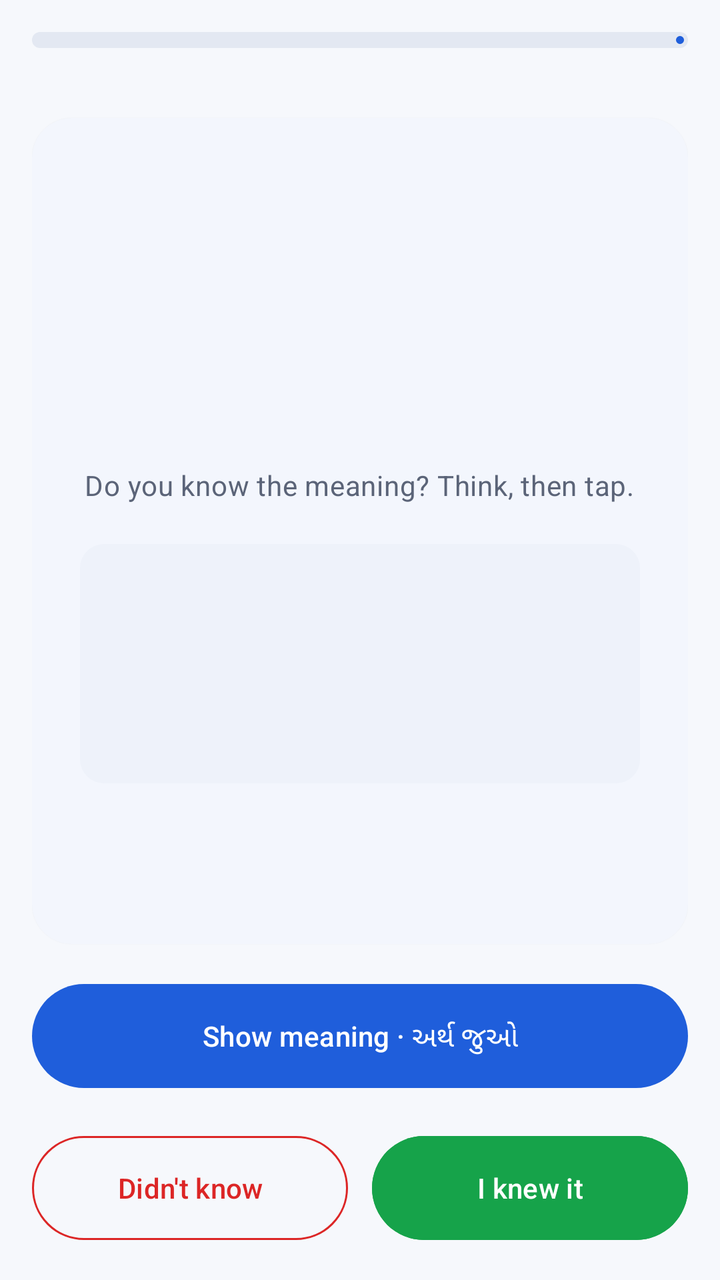
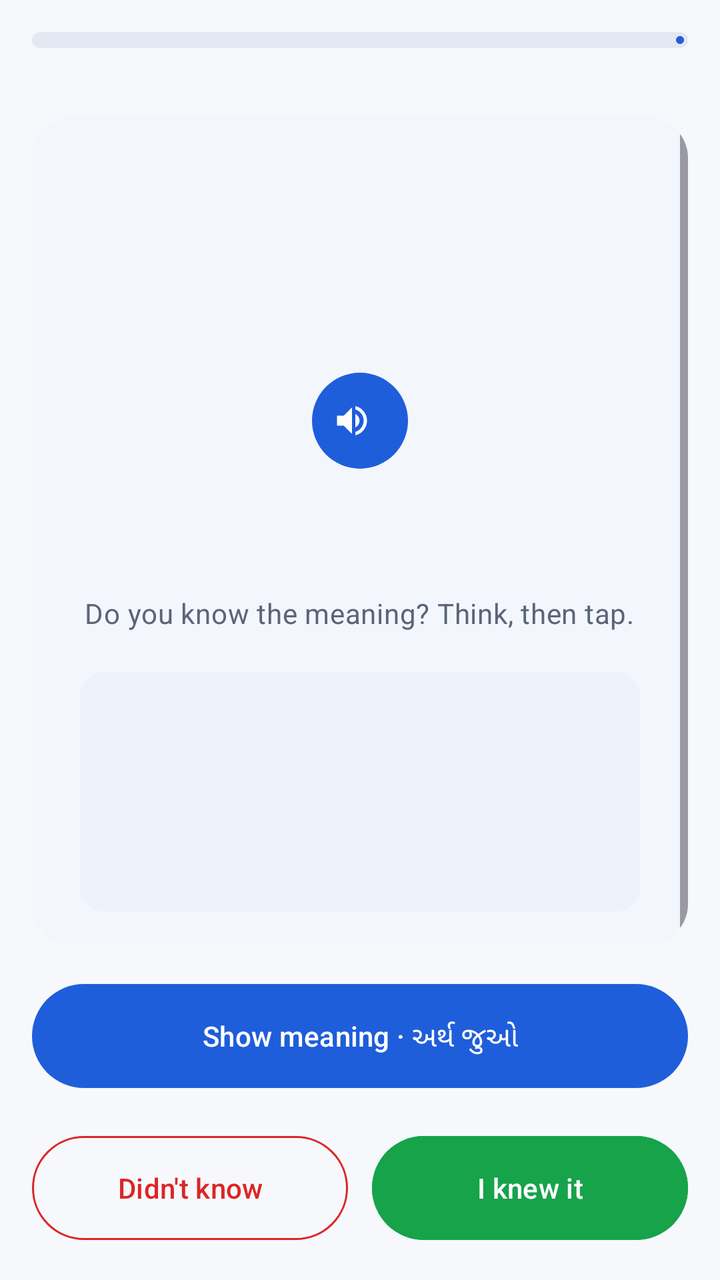

Screens rendered from an Android XML layout before and after an edit, with the pre-edit source and the edit as a unified diff.
<!-- AndroidManifest.xml: application theme Theme.IELTSReading -->
<!-- res/layout/fragment_flashcard.xml -->
<?xml version="1.0" encoding="utf-8"?>
<FrameLayout xmlns:android="http://schemas.android.com/apk/res/android"
    xmlns:app="http://schemas.android.com/apk/res-auto"
    android:layout_width="match_parent"
    android:layout_height="match_parent"
    android:padding="@dimen/screen_padding">

    <LinearLayout
        android:id="@+id/groupCard"
        android:layout_width="match_parent"
        android:layout_height="match_parent"
        android:orientation="vertical">

        <com.google.android.material.progressindicator.LinearProgressIndicator
            android:id="@+id/progress"
            android:layout_width="match_parent"
            android:layout_height="wrap_content"
            app:trackColor="@color/track"
            app:trackCornerRadius="4dp"
            app:trackThickness="8dp" />

        <TextView
            android:id="@+id/textCounter"
            android:layout_width="wrap_content"
            android:layout_height="wrap_content"
            android:layout_gravity="end"
            android:layout_marginTop="4dp"
            android:textAppearance="@style/Text.Secondary" />

        <com.google.android.material.card.MaterialCardView
            android:id="@+id/cardWord"
            android:layout_width="match_parent"
            android:layout_height="0dp"
            android:layout_marginTop="12dp"
            android:layout_weight="1"
            android:clickable="true"
            android:focusable="true">

            <ScrollView
                android:layout_width="match_parent"
                android:layout_height="match_parent">

                <LinearLayout
                    android:layout_width="match_parent"
                    android:layout_height="wrap_content"
                    android:gravity="center_horizontal"
                    android:orientation="vertical"
                    android:padding="24dp">

                    <TextView
                        android:id="@+id/textWord"
                        android:layout_width="wrap_content"
                        android:layout_height="wrap_content"
                        android:layout_marginTop="24dp"
                        android:textAppearance="@style/TextAppearance.Material3.DisplaySmall"
                        android:textColor="@color/brand_primary"
                        android:textStyle="bold" />

                    <TextView
                        android:id="@+id/textPos"
                        android:layout_width="wrap_content"
                        android:layout_height="wrap_content"
                        android:textAppearance="@style/Text.Secondary"
                        android:textStyle="italic" />

                    <TextView
                        android:id="@+id/textExample"
                        android:layout_width="match_parent"
                        android:layout_height="wrap_content"
                        android:layout_marginTop="20dp"
                        android:gravity="center"
                        android:textAppearance="@style/Text.Reading"
                        android:textStyle="italic" />

                    <TextView
                        android:layout_width="wrap_content"
                        android:layout_height="wrap_content"
                        android:layout_marginTop="16dp"
                        android:gravity="center"
                        android:text="@string/tap_to_reveal"
                        android:textAppearance="@style/Text.Secondary" />

                    <LinearLayout
                        android:id="@+id/groupAnswer"
                        android:layout_width="match_parent"
                        android:layout_height="wrap_content"
                        android:layout_marginTop="20dp"
                        android:background="@drawable/bg_gujarati"
                        android:gravity="center_horizontal"
                        android:orientation="vertical"
                        android:padding="16dp">

                        <TextView
                            android:id="@+id/textMeaningGu"
                            android:layout_width="wrap_content"
                            android:layout_height="wrap_content"
                            android:gravity="center"
                            android:textAppearance="@style/TextAppearance.Material3.HeadlineSmall"
                            android:textColor="@color/gujarati_text" />

                        <TextView
                            android:id="@+id/textMeaningEn"
                            android:layout_width="wrap_content"
                            android:layout_height="wrap_content"
                            android:layout_marginTop="4dp"
                            android:gravity="center"
                            android:textAppearance="@style/Text.Body" />

                        <TextView
                            android:id="@+id/textExampleGu"
                            android:layout_width="wrap_content"
                            android:layout_height="wrap_content"
                            android:layout_marginTop="8dp"
                            android:gravity="center"
                            android:textAppearance="@style/Text.Gujarati" />
                    </LinearLayout>
                </LinearLayout>
            </ScrollView>
        </com.google.android.material.card.MaterialCardView>

        <com.google.android.material.button.MaterialButton
            android:id="@+id/btnShow"
            android:layout_width="match_parent"
            android:layout_height="60dp"
            android:layout_marginTop="16dp"
            android:text="@string/btn_show_meaning" />

        <LinearLayout
            android:id="@+id/groupButtons"
            android:layout_width="match_parent"
            android:layout_height="wrap_content"
            android:layout_marginTop="16dp"
            android:orientation="horizontal">

            <com.google.android.material.button.MaterialButton
                android:id="@+id/btnDidNotKnow"
                style="@style/Widget.Material3.Button.OutlinedButton"
                android:layout_width="0dp"
                android:layout_height="60dp"
                android:layout_marginEnd="6dp"
                android:layout_weight="1"
                android:text="@string/btn_did_not_know"
                android:textColor="@color/error"
                app:strokeColor="@color/error" />

            <com.google.android.material.button.MaterialButton
                android:id="@+id/btnKnew"
                android:layout_width="0dp"
                android:layout_height="60dp"
                android:layout_marginStart="6dp"
                android:layout_weight="1"
                android:backgroundTint="@color/success"
                android:text="@string/btn_knew" />
        </LinearLayout>
    </LinearLayout>

    <LinearLayout
        android:id="@+id/groupFinished"
        android:layout_width="match_parent"
        android:layout_height="wrap_content"
        android:layout_gravity="center"
        android:gravity="center_horizontal"
        android:orientation="vertical"
        android:visibility="gone">

        <ImageView
            android:layout_width="72dp"
            android:layout_height="72dp"
            android:contentDescription="@null"
            android:src="@drawable/ic_check_circle"
            app:tint="@color/success" />

        <TextView
            android:id="@+id/textFinishedTitle"
            android:layout_width="wrap_content"
            android:layout_height="wrap_content"
            android:layout_marginTop="16dp"
            android:textAppearance="@style/Text.Title" />

        <TextView
            android:id="@+id/textFinishedStats"
            android:layout_width="match_parent"
            android:layout_height="wrap_content"
            android:layout_marginTop="8dp"
            android:gravity="center"
            android:textAppearance="@style/Text.Body" />

        <com.google.android.material.button.MaterialButton
            android:id="@+id/btnDone"
            android:layout_width="match_parent"
            android:layout_height="56dp"
            android:layout_marginTop="24dp"
            android:text="@string/btn_done" />
    </LinearLayout>
</FrameLayout>
<!-- resources referenced by this layout -->
<resources>
  <color name="brand_primary">#1F5EDB</color>
  <color name="error">#DC2626</color>
  <color name="gujarati_text">#3D4A8F</color>
  <color name="success">#16A34A</color>
  <color name="track">#E3E8F2</color>
  <dimen name="screen_padding">16dp</dimen>
  <!-- drawable bg_gujarati (drawable) -->
  <shape xmlns:android="http://schemas.android.com/apk/res/android" android:shape="rectangle">
      <solid android:color="@color/surface_variant"/>
      <corners android:radius="12dp"/>
  </shape>
  <!-- drawable ic_check_circle (drawable) -->
  <vector xmlns:android="http://schemas.android.com/apk/res/android"
      android:width="24dp" android:height="24dp"
      android:viewportWidth="24" android:viewportHeight="24"
      android:tint="?attr/colorControlNormal">
      <path android:fillColor="@android:color/white" android:pathData="M12,2C6.48,2 2,6.48 2,12s4.48,10 10,10 10,-4.48 10,-10S17.52,2 12,2zM10,17l-5,-5 1.41,-1.41L10,14.17l7.59,-7.59L19,8l-9,9z"/>
  </vector>
  <string name="btn_did_not_know">Didn\'t know</string>
  <string name="btn_done">Done</string>
  <string name="btn_knew">I knew it</string>
  <string name="btn_show_meaning">Show meaning · અર્થ જુઓ</string>
  <string name="tap_to_reveal">Do you know the meaning? Think, then tap.</string>
  <style name="Text.Body" parent="TextAppearance.Material3.BodyLarge">
          <item name="android:textColor">@color/text_primary</item>
          <item name="android:lineSpacingMultiplier">1.25</item>
      </style>
  <style name="Text.Gujarati" parent="TextAppearance.Material3.BodyLarge">
          <item name="android:textColor">@color/gujarati_text</item>
          <item name="android:lineSpacingMultiplier">1.3</item>
      </style>
  <style name="Text.Reading" parent="TextAppearance.Material3.BodyLarge">
          <item name="android:textColor">@color/text_primary</item>
          <item name="android:textSize">@dimen/reading_text</item>
          <item name="android:lineSpacingMultiplier">1.4</item>
      </style>
  <style name="Text.Secondary" parent="TextAppearance.Material3.BodyMedium">
          <item name="android:textColor">@color/text_secondary</item>
      </style>
  <style name="Text.Title" parent="TextAppearance.Material3.TitleLarge">
          <item name="android:textColor">@color/text_primary</item>
          <item name="android:textStyle">bold</item>
      </style>
  <color name="surface_variant">#EEF2FA</color>
  <color name="text_primary">#141B2D</color>
  <dimen name="reading_text">17sp</dimen>
  <color name="text_secondary">#5B6478</color>
  <color name="white">#FFFFFF</color>
  <color name="brand_primary_container">#DCE6FF</color>
  <color name="brand_on_primary_container">#0A2A6B</color>
  <color name="brand_secondary">#F59E0B</color>
  <color name="brand_secondary_container">#FFF1D6</color>
  <color name="brand_tertiary">#0E9F8C</color>
  <color name="background">#F6F8FC</color>
  <color name="surface">#FFFFFF</color>
  <style name="Widget.App.Card" parent="Widget.Material3.CardView.Elevated">
          <item name="cardCornerRadius">@dimen/card_radius</item>
          <item name="cardBackgroundColor">@color/surface</item>
          <item name="cardElevation">1dp</item>
      </style>
  <dimen name="card_radius">20dp</dimen>
  <!-- unchanged entries left out for length: 1 -->
</resources>

<!-- the commit's change to res/layout/fragment_flashcard.xml (unified diff, before → after) -->
@@ -62,6 +62,15 @@
                         android:layout_height="wrap_content"
                         android:textAppearance="@style/Text.Secondary"
                         android:textStyle="italic" />
+
+                    <com.google.android.material.button.MaterialButton
+                        android:id="@+id/btnPlay"
+                        style="@style/Widget.Material3.Button.IconButton.Filled"
+                        android:layout_width="56dp"
+                        android:layout_height="56dp"
+                        android:layout_marginTop="8dp"
+                        android:contentDescription="@string/cd_play"
+                        app:icon="@drawable/ic_volume" />
 
                     <TextView
                         android:id="@+id/textExample"
<!-- resource entries referenced after the edit -->
@@ -18,10 +18,18 @@
       android:tint="?attr/colorControlNormal">
       <path android:fillColor="@android:color/white" android:pathData="M12,2C6.48,2 2,6.48 2,12s4.48,10 10,10 10,-4.48 10,-10S17.52,2 12,2zM10,17l-5,-5 1.41,-1.41L10,14.17l7.59,-7.59L19,8l-9,9z"/>
   </vector>
+  <!-- drawable ic_volume (drawable) -->
+  <vector xmlns:android="http://schemas.android.com/apk/res/android"
+      android:width="24dp" android:height="24dp"
+      android:viewportWidth="24" android:viewportHeight="24"
+      android:tint="?attr/colorControlNormal">
+      <path android:fillColor="@android:color/white" android:pathData="M3,9v6h4l5,5V4L7,9H3zM16.5,12c0,-1.77 -1.02,-3.29 -2.5,-4.03v8.05c1.48,-0.73 2.5,-2.25 2.5,-4.02zM14,3.23v2.06c2.89,0.86 5,3.54 5,6.71s-2.11,5.85 -5,6.71v2.06c4.01,-0.91 7,-4.49 7,-8.77s-2.99,-7.86 -7,-8.77z"/>
+  </vector>
   <string name="btn_did_not_know">Didn\'t know</string>
   <string name="btn_done">Done</string>
   <string name="btn_knew">I knew it</string>
   <string name="btn_show_meaning">Show meaning · અર્થ જુઓ</string>
+  <string name="cd_play">Play sound</string>
   <string name="tap_to_reveal">Do you know the meaning? Think, then tap.</string>
   <style name="Text.Body" parent="TextAppearance.Material3.BodyLarge">
           <item name="android:textColor">@color/text_primary</item>
